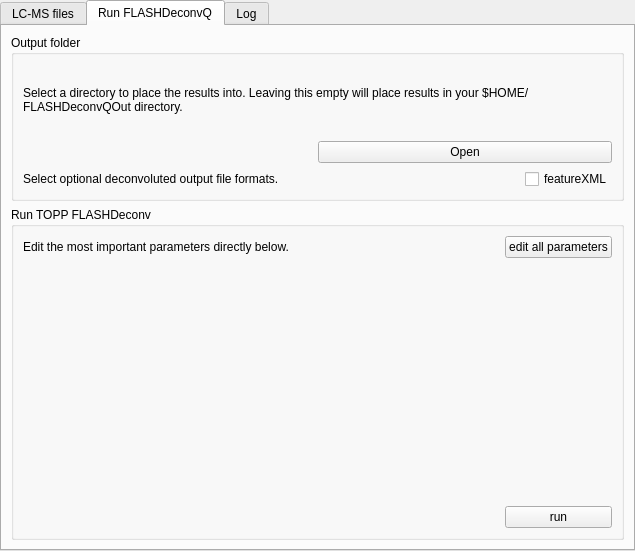
Above: src/openms_gui/source/VISUAL/DIALOGS/FLASHDeconvQTabWidget.ui from OpenMS/OpenMS before the change. Below: the same form after it.
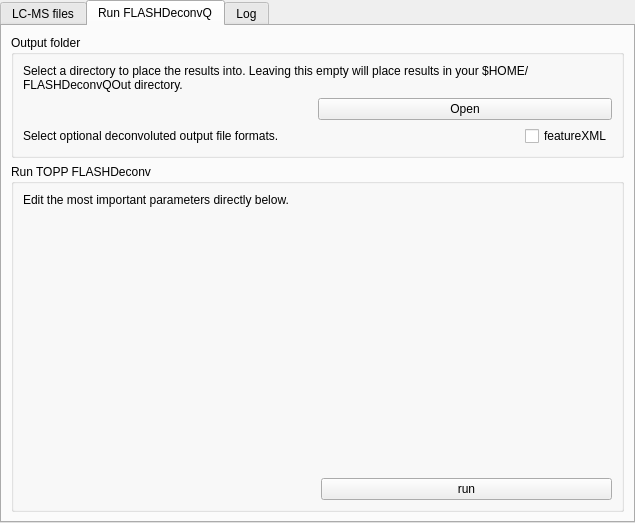
That is the form after the change. Custom widgets are drawn as their Qt base class.

Commit message: remove 'edit_advanced_params' part

What changed in the file:
```diff
--- a/src/openms_gui/source/VISUAL/DIALOGS/FLASHDeconvQTabWidget.ui
+++ b/src/openms_gui/source/VISUAL/DIALOGS/FLASHDeconvQTabWidget.ui
@@ -7,7 +7,7 @@
     <x>0</x>
     <y>0</y>
     <width>635</width>
-    <height>551</height>
+    <height>523</height>
    </rect>
   </property>
   <property name="minimumSize">
@@ -86,9 +86,15 @@
    <attribute name="title">
     <string>Run FLASHDeconvQ</string>
    </attribute>
-   <layout class="QVBoxLayout" name="verticalLayout_3" stretch="1,2">
+   <layout class="QVBoxLayout" name="verticalLayout_3" stretch="1,9">
     <item>
      <widget class="QGroupBox" name="groupBox_7">
+      <property name="sizePolicy">
+       <sizepolicy hsizetype="Preferred" vsizetype="Minimum">
+        <horstretch>0</horstretch>
+        <verstretch>0</verstretch>
+       </sizepolicy>
+      </property>
       <property name="title">
        <string>Output folder</string>
       </property>
@@ -153,50 +159,36 @@
        <string>Run TOPP FLASHDeconv</string>
       </property>
       <layout class="QGridLayout" name="gridLayout_2">
-       <item row="0" column="2">
-        <widget class="QPushButton" name="edit_advanced_parameters">
-         <property name="text">
-          <string>edit all parameters</string>
-         </property>
-        </widget>
-       </item>
-       <item row="2" column="2">
-        <widget class="QPushButton" name="run_fd">
-         <property name="text">
-          <string>run</string>
-         </property>
-        </widget>
-       </item>
-       <item row="1" column="0" colspan="3">
-        <widget class="ParamEditor" name="list_editor" native="true">
-         <property name="sizePolicy">
-          <sizepolicy hsizetype="Ignored" vsizetype="Ignored">
-           <horstretch>0</horstretch>
-           <verstretch>0</verstretch>
-          </sizepolicy>
-         </property>
-        </widget>
-       </item>
-       <item row="0" column="1">
-        <spacer name="horizontalSpacer">
-         <property name="orientation">
-          <enum>Qt::Horizontal</enum>
-         </property>
-         <property name="sizeHint" stdset="0">
-          <size>
-           <width>40</width>
-           <height>20</height>
-          </size>
-         </property>
-        </spacer>
-       </item>
        <item row="0" column="0">
         <widget class="QLabel" name="label_2">
+         <property name="sizePolicy">
+          <sizepolicy hsizetype="Preferred" vsizetype="Fixed">
+           <horstretch>0</horstretch>
+           <verstretch>0</verstretch>
+          </sizepolicy>
+         </property>
          <property name="text">
           <string>Edit the most important parameters directly below.</string>
          </property>
         </widget>
        </item>
+       <item row="2" column="1">
+        <widget class="QPushButton" name="run_fdq">
+         <property name="text">
+          <string>run</string>
+         </property>
+        </widget>
+       </item>
+       <item row="1" column="0" colspan="2">
+        <widget class="ParamEditor" name="list_editor" native="true">
+         <property name="sizePolicy">
+          <sizepolicy hsizetype="Ignored" vsizetype="Ignored">
+           <horstretch>0</horstretch>
+           <verstretch>0</verstretch>
+          </sizepolicy>
+         </property>
+        </widget>
+       </item>
       </layout>
      </widget>
     </item>
```
The commit also changes 2 other files.
